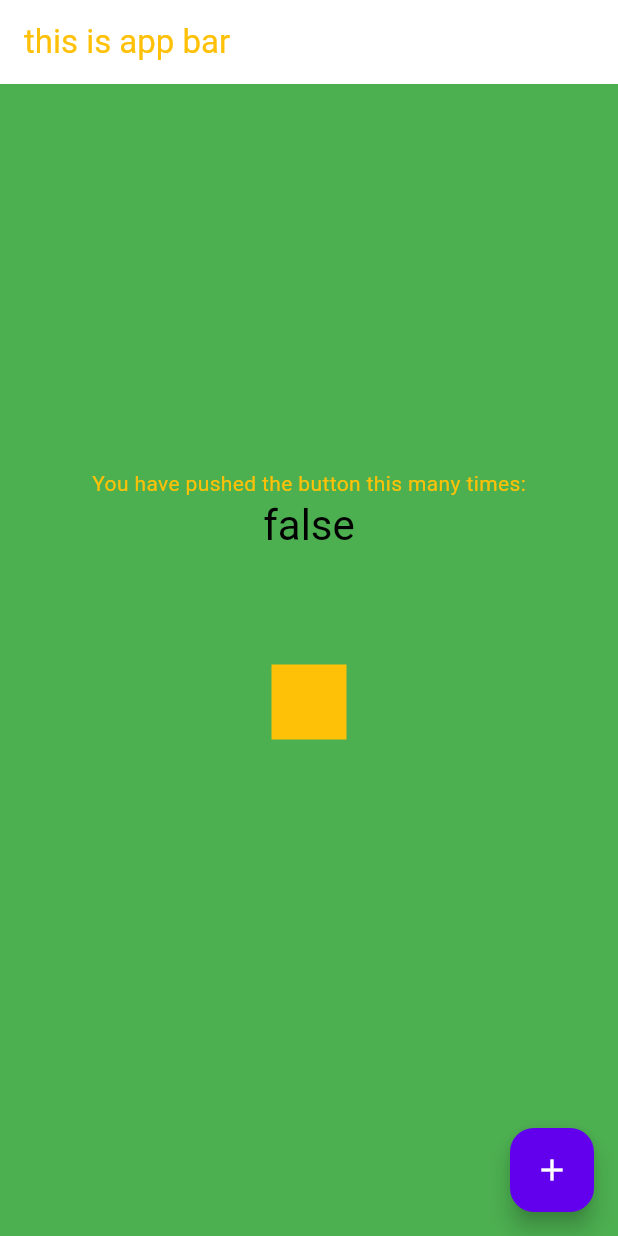
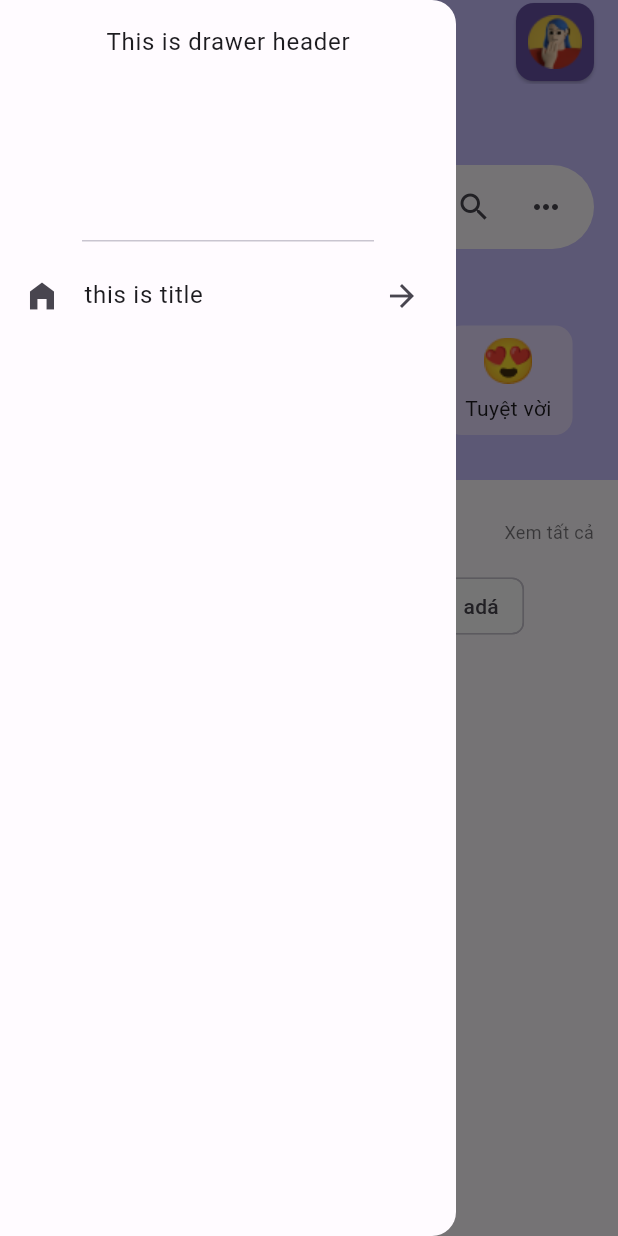
Before and after one commit to ThangStar/flutter_travel_app, a Flutter app: the screen it shows after launch, with the side drawer open (before the commit the screen has no drawer), on a phone screen of 412 x 824 dp. Run offline on Flutter 3.47's test engine with Material 2 defaults, Android fonts, the phone set to English and light mode, and no system bars; our stand-ins replace bloc, equatable, google_fonts; Roboto replaces fonts that are missing (Rosario).

Commit message:
updated toolbar home_screen

```diff
--- /dev/null
+++ b/lib/config/app_release.dart
@@ -0,0 +1 @@
+const String NAME_APP = "Travel app";
--- /dev/null
+++ b/lib/config/font/text_theme.dart
@@ -0,0 +1,26 @@
+import 'package:flutter/material.dart';
+import 'package:google_fonts/google_fonts.dart';
+
+var textTheme = TextTheme(
+  titleLarge: TextStyle(
+    fontFamily: GoogleFonts.publicSans().fontFamily,
+    fontWeight: FontWeight.bold,
+    fontSize: 36
+  ),
+    titleMedium: TextStyle(
+        fontFamily: GoogleFonts.publicSans().fontFamily,
+        fontWeight: FontWeight.w500,
+        fontSize: 24
+    ),
+  titleSmall: TextStyle(
+      fontFamily: GoogleFonts.publicSans().fontFamily,
+      fontWeight: FontWeight.w500,
+      fontSize: 18
+  ),
+  headlineMedium: TextStyle(
+    fontFamily: GoogleFonts.publicSans().fontFamily,
+    fontWeight: FontWeight.w500,
+    fontSize: 24
+  ),
+
+);
--- /dev/null
+++ b/lib/config/theme/color_schemes.dart
@@ -0,0 +1,80 @@
+import 'package:flutter/material.dart';
+
+
+/**
+ * example:
+ * Tertiary: card low elevation, card header, floating action button
+ * secondaryContainer: Card sub, button secondary, chip secondary
+ * primaryContainer: Card primary low elevation
+ * on+<name>: color on <name>
+ */
+
+var colorScheme = (BuildContext context) => Theme.of(context).colorScheme;
+
+const lightColorScheme = ColorScheme(
+  brightness: Brightness.light,
+  primary: Color(0xFF5E52A7),
+  onPrimary: Color(0xFFFFFFFF),
+  primaryContainer: Color(0xFFE5DEFF),
+  onPrimaryContainer: Color(0xFF190261),
+  secondary: Color(0xFF5F5C71),
+  onSecondary: Color(0xFFFFFFFF),
+  secondaryContainer: Color(0xFFE5DFF9),
+  onSecondaryContainer: Color(0xFF1C192B),
+  tertiary: Color(0xFF6650A4),
+  onTertiary: Color(0xFFFFFFFF),
+  tertiaryContainer: Color(0xFFE8DDFF),
+  onTertiaryContainer: Color(0xFF21005D),
+  error: Color(0xFFBA1A1A),
+  errorContainer: Color(0xFFFFDAD6),
+  onError: Color(0xFFFFFFFF),
+  onErrorContainer: Color(0xFF410002),
+  background: Color(0xFFFFFBFF),
+  onBackground: Color(0xFF1C1B1F),
+  surface: Color(0xFFFFFBFF),
+  onSurface: Color(0xFF1C1B1F),
+  surfaceVariant: Color(0xFFE5E0EC),
+  onSurfaceVariant: Color(0xFF48454F),
+  outline: Color(0xFF78767F),
+  onInverseSurface: Color(0xFFF4EFF4),
+  inverseSurface: Color(0xFF313033),
+  inversePrimary: Color(0xFFC8BFFF),
+  shadow: Color(0xFF000000),
+  surfaceTint: Color(0xFF5E52A7),
+  outlineVariant: Color(0xFFC9C5D0),
+  scrim: Color(0xFF000000),
+);
+
+const darkColorScheme = ColorScheme(
+  brightness: Brightness.dark,
+  primary: Color(0xFFC8BFFF),
+  onPrimary: Color(0xFF2F2176),
+  primaryContainer: Color(0xFF463A8D),
+  onPrimaryContainer: Color(0xFFE5DEFF),
+  secondary: Color(0xFFC9C3DC),
+  onSecondary: Color(0xFF312E41),
+  secondaryContainer: Color(0xFF474459),
+  onSecondaryContainer: Color(0xFFE5DFF9),
+  tertiary: Color(0xFFCEBDFF),
+  onTertiary: Color(0xFF371E73),
+  tertiaryContainer: Color(0xFF4E378B),
+  onTertiaryContainer: Color(0xFFE8DDFF),
+  error: Color(0xFFFFB4AB),
+  errorContainer: Color(0xFF93000A),
+  onError: Color(0xFF690005),
+  onErrorContainer: Color(0xFFFFDAD6),
+  background: Color(0xFF1C1B1F),
+  onBackground: Color(0xFFE5E1E6),
+  surface: Color(0xFF1C1B1F),
+  onSurface: Color(0xFFE5E1E6),
+  surfaceVariant: Color(0xFF48454F),
+  onSurfaceVariant: Color(0xFFC9C5D0),
+  outline: Color(0xFF928F99),
+  onInverseSurface: Color(0xFF1C1B1F),
+  inverseSurface: Color(0xFFE5E1E6),
+  inversePrimary: Color(0xFF5E52A7),
+  shadow: Color(0xFF000000),
+  surfaceTint: Color(0xFFC8BFFF),
+  outlineVariant: Color(0xFF48454F),
+  scrim: Color(0xFF000000),
+);
--- a/lib/config/theme/theme.dart
+++ b/lib/config/theme/theme.dart
@@ -3,8 +3,9 @@
 import 'package:flutter/material.dart';
 import 'package:google_fonts/google_fonts.dart';
 
+//add 0xff{your hex} -> 100%
 ThemeData lightTheme = ThemeData(
-  textTheme: TextTheme(
+  textTheme: const TextTheme(
     headlineMedium: TextStyle(
       color: Colors.black
     )
@@ -13,7 +14,7 @@ ThemeData lightTheme = ThemeData(
         .roboto()
         .fontFamily,
     colorScheme: const ColorScheme.light(
-        background: Colors.red,
+        background: Color(0xff5b5296),
         brightness: Brightness.light,
         onSurface: Colors.amber,
         surface: Colors.green
@@ -25,5 +26,6 @@ ThemeData darkTheme = ThemeData(
         .roboto()
         .fontFamily,
     colorScheme: const ColorScheme.dark(
+      onSurface: Colors.deepOrangeAccent,
       background: Colors.black12,),
     useMaterial3: true);
--- a/lib/main.dart
+++ b/lib/main.dart
@@ -1,5 +1,8 @@
 import 'package:flutter/material.dart';
-import 'package:travel_app/config/theme/theme.dart';
+import 'package:google_fonts/google_fonts.dart';
+import 'package:travel_app/config/font/text_theme.dart';
+import 'package:travel_app/config/theme/color_schemes.dart';
+import 'package:travel_app/screens/bottom_nav_main/home/home_screen.dart';
 
 void main() {
   runApp(MyApp());
@@ -25,25 +28,32 @@ class _MyAppState extends State<MyApp> {
   @override
   Widget build(BuildContext context) {
     return MaterialApp(
-      title: 'Flutter Demo',
-      theme: isDarkTheme ? darkTheme : lightTheme,
-      home: MyHomePage(
-          title: 'Flutter Demo Home Page',
-          callbackAction: _incrementCounter,
-          isDarkTheme: isDarkTheme
-      ),
-    );
+        debugShowCheckedModeBanner: false,
+        title: 'Flutter Demo',
+        theme: ThemeData(
+            useMaterial3: true,
+            colorScheme: isDarkTheme ? darkColorScheme : lightColorScheme,
+            textTheme: textTheme),
+        // darkTheme: ThemeData(useMaterial3: true, colorScheme: darkColorScheme),
+        //   home: MyHomePage(
+        //       title: 'Flutter Demo Home Page',
+        //       callbackAction: _incrementCounter,
+        //       isDarkTheme: isDarkTheme),
+        // );
+        home: HomeScreen());
   }
 }
 
 class MyHomePage extends StatefulWidget {
   const MyHomePage(
-      {super.key, required this.title, required this.callbackAction, required this.isDarkTheme});
+      {super.key,
+      required this.title,
+      required this.callbackAction,
+      required this.isDarkTheme});
 
   final String title;
   final VoidCallback callbackAction;
   final bool isDarkTheme;
-
 
   @override
   State<MyHomePage> createState() => _MyHomePageState();
@@ -54,10 +64,7 @@ class _MyHomePageState extends State<MyHomePage> {
   Widget build(BuildContext context) {
     return Scaffold(
       appBar: AppBar(
-        backgroundColor: Theme
-            .of(context)
-            .colorScheme
-            .inversePrimary,
+        backgroundColor: Theme.of(context).colorScheme.inversePrimary,
         title: Text("this is app bar"),
       ),
       body: Center(
@@ -69,17 +76,23 @@ class _MyHomePageState extends State<MyHomePage> {
             ),
             Text(
               '${widget.isDarkTheme}',
-              style: Theme
-                  .of(context)
-                  .textTheme
-                  .headlineMedium,
+              style: Theme.of(context).textTheme.headlineMedium,
+            ),
+            Card(
+              child:
+                  Container(padding: EdgeInsets.all(12), child: Text("hello")),
             ),
             Container(
-              color: Theme.of(context).colorScheme.surface,
               width: 200,
               height: 200,
-              child: Center(child: Container(width: 50, height: 50, color: Theme.of(context).colorScheme.onSurface, )),
-            )
+              child: Center(child: Container(width: 50, height: 50)),
+            ),
+            TapRegionSurface(
+                child: Container(
+              color: Theme.of(context).cardColor,
+              width: 100,
+              height: 100,
+            ))
           ],
         ),
       ),
--- a/lib/screens/bottom_nav_main/home/home_screen.dart
+++ b/lib/screens/bottom_nav_main/home/home_screen.dart
@@ -0,0 +1,184 @@
+import 'package:flutter/material.dart';
+import 'package:google_fonts/google_fonts.dart';
+import 'package:travel_app/config/app_release.dart';
+import 'package:travel_app/config/theme/color_schemes.dart';
+import 'package:travel_app/screens/widgets/my_list_chip.dart';
+import 'package:travel_app/screens/widgets/my_search_bar.dart';
+
+import '../../widgets/my_drawer.dart';
+
+class HomeScreen extends StatefulWidget {
+  const HomeScreen({Key? key}) : super(key: key);
+
+  @override
+  State<HomeScreen> createState() => _HomeScreenState();
+}
+
+class _HomeScreenState extends State<HomeScreen> {
+  final txtSearch = TextEditingController(text: "ok");
+
+  @override
+  Widget build(BuildContext context) {
+    return Scaffold(
+      drawer: const MyDrawer(),
+      appBar: PreferredSize(
+        preferredSize: const Size.fromHeight(320),
+        child: Container(
+          color: colorScheme(context).inversePrimary,
+          child: Column(
+            crossAxisAlignment: CrossAxisAlignment.start,
+            children: [
+              AppBar(
+                leading: Builder(builder: (context) {
+                  return Container(
+                    decoration: BoxDecoration(
+                        color: colorScheme(context).tertiary,
+                        borderRadius: const BorderRadius.horizontal(
+                            right: Radius.circular(12))),
+                    child: IconButton(
+                      color: colorScheme(context).onTertiary,
+                      icon: const Icon(Icons.menu),
+                      onPressed: () {
+                        Scaffold.of(context).openDrawer();
+                      },
+                    ),
+                  );
+                }),
+                backgroundColor: colorScheme(context).inversePrimary,
+                title: Text(
+                    style: Theme.of(context)
+                        .textTheme
+                        .headlineSmall
+                        ?.copyWith(fontWeight: FontWeight.bold),
+                    NAME_APP.toUpperCase()),
+                centerTitle: true,
+                actions: [
+                  Card(
+                    color: colorScheme(context).tertiary,
+                    margin: const EdgeInsets.only(right: 16),
+                    child: InkWell(
+                      onTap: () {},
+                      child: Container(
+                          padding: const EdgeInsets.all(8),
+                          child: Image.asset(
+                              width: 36, "assets/images/avatar.png")),
+                    ),
+                  )
+                ],
+              ),
+              const SizedBox(height: 14),
+              Container(
+                padding: const EdgeInsets.fromLTRB(16, 0, 16, 0),
+                child: Column(
+                  crossAxisAlignment: CrossAxisAlignment.start,
+                  mainAxisAlignment: MainAxisAlignment.spaceBetween,
+                  children: [
+                    Text(
+                      "Let enjoy a vacation!",
+                      style: Theme.of(context).textTheme.titleSmall?.copyWith(
+                          fontFamily: GoogleFonts.rosario().fontFamily),
+                    ),
+                    const SizedBox(
+                      height: 14,
+                    ),
+                    MySearchBar(
+                      txtSearch: txtSearch.text,
+                      onChanged: (p0) {},
+                    ),
+                    const SizedBox(
+                      height: 14,
+                    ),
+                    Text("Bạn đang cảm thầy thế nào?"),
+                    const SizedBox(
+                      height: 16,
+                    ),
+                    const Row(
+                      mainAxisAlignment: MainAxisAlignment.spaceAround,
+                      children: [
+                        ItemIconFeedback(
+                            title: "Tệ",
+                            imageUri: "assets/images/bad.png"),
+                        ItemIconFeedback(
+                          title: "Ổn",
+                          imageUri: "assets/images/fine.png",
+                        ),
+                        ItemIconFeedback(
+                            title: "Tốt",
+                            imageUri: "assets/images/well.png"),
+                        ItemIconFeedback(
+                          title: "Tuyệt vời",
+                          imageUri: "assets/images/wonderful.png",
+                        )
+                      ],
+                    )
+                  ],
+                ),
+              )
+            ],
+          ),
+        ),
+      ),
+      body: BodyHomeScreen(),
+    );
+  }
+}
+
+class BodyHomeScreen extends StatelessWidget {
+  const BodyHomeScreen({Key? key}) : super(key: key);
+
+  @override
+  Widget build(BuildContext context) {
+    return Container(
+      padding: EdgeInsets.symmetric(horizontal: 16),
+      child: Column(
+        children: [
+          SizedBox(height: 22,),
+          Row(
+            mainAxisAlignment: MainAxisAlignment.spaceBetween,
+            children: [
+              Text("Vị trí", style: Theme.of(context).textTheme.titleSmall,),
+              Text("Xem tất cả", style:TextStyle(fontSize: 12, color: colorScheme(context).onBackground.withOpacity(0.6)))
+            ],
+          ),
+          SizedBox(height: 12,),
+          MyListChip()
+        ],
+      ),
+    );
+  }
+}
+
+
+class ItemIconFeedback extends StatelessWidget {
+  const ItemIconFeedback(
+      {Key? key,
+      this.title = "title",
+      this.imageUri = "assets/images/wonderful.png"})
+      : super(key: key);
+
+  final String title;
+  final String imageUri;
+
+  @override
+  Widget build(BuildContext context) {
+    return Material(
+      borderRadius: BorderRadius.circular(12),
+      color: colorScheme(context).tertiaryContainer,
+      child: InkWell(
+        onTap: () {},
+        child: Container(
+          padding: const EdgeInsets.symmetric(horizontal: 14, vertical: 8),
+          child: Column(
+            children: [
+              Image.asset(imageUri),
+              SizedBox(
+                height: 6,
+              ),
+              Text(title)
+            ],
+          ),
+        ),
+      ),
+    );
+  }
+}
--- /dev/null
+++ b/lib/screens/widgets/my_drawer.dart
@@ -0,0 +1,22 @@
+import 'package:flutter/material.dart';
+
+class MyDrawer extends StatelessWidget {
+  const MyDrawer({Key? key}) : super(key: key);
+
+  @override
+  Widget build(BuildContext context) {
+    return Drawer(
+      child: Column(
+        children: [
+          DrawerHeader(child: Text("This is drawer header")),
+          ListTile(
+            onTap: () {},
+            leading: Icon(Icons.home_filled),
+            trailing: Icon(Icons.arrow_forward),
+            title: Text("this is title"),
+          )
+        ],
+      ),
+    );
+  }
+}
--- /dev/null
+++ b/lib/screens/widgets/my_list_chip.dart
@@ -0,0 +1,23 @@
+import 'package:flutter/material.dart';
+import 'package:travel_app/config/theme/color_schemes.dart';
+
+class MyListChip extends StatefulWidget {
+  const MyListChip({Key? key}) : super(key: key);
+
+  @override
+  State<MyListChip> createState() => _MyListChipState();
+}
+
+class _MyListChipState extends State<MyListChip> {
+  @override
+  Widget build(BuildContext context) {
+    return Wrap(
+      children: List<Widget>.generate(5, (index) {
+        return RawChip(label: Text("adá"),
+          backgroundColor: colorScheme(context).onTertiary,
+          elevation: 0,
+          onSelected: (value) => {},);
+      }),
+    );
+  }
+}
--- /dev/null
+++ b/lib/screens/widgets/my_search_bar.dart
@@ -0,0 +1,27 @@
+import 'package:flutter/material.dart';
+
+class MySearchBar extends StatelessWidget {
+  final Function(String) onChanged;
+  final String txtSearch;
+  const MySearchBar({Key? key, required this.txtSearch, required this.onChanged}) : super(key: key);
+
+  @override
+  Widget build(BuildContext context) {
+    return SearchBar(
+      elevation: const MaterialStatePropertyAll(0),
+      controller: TextEditingController(text: txtSearch),
+      onChanged: onChanged,
+      leading: IconButton(onPressed: () {
+
+      }, icon: const Icon(Icons.location_on_outlined)),
+      trailing: [
+        IconButton(onPressed: () {
+
+        }, icon: Icon(Icons.search)),
+        IconButton(onPressed: () {
+
+        }, icon: Icon(Icons.more_horiz_outlined)),
+      ],
+    );
+  }
+}
--- a/pubspec.yaml
+++ b/pubspec.yaml
@@ -64,9 +64,8 @@ flutter:
   uses-material-design: true
 
   # To add assets to your application, add an assets section, like this:
-  # assets:
-  #   - images/a_dot_burr.jpeg
-  #   - images/a_dot_ham.jpeg
+  assets:
+     - assets/images/
 
   # An image asset can refer to one or more resolution-specific "variants", see
   # https://flutter.dev/assets-and-images/#resolution-aware
```
Also changed, not shown: assets/images/avatar.png (added), assets/images/bad.png (added), assets/images/fine.png (added), assets/images/wallpaper1.jpg (added), assets/images/well.png (added), assets/images/wonderful.png (added), lib/screens/detail/detail_screen.dart (line endings or trailing spaces).
